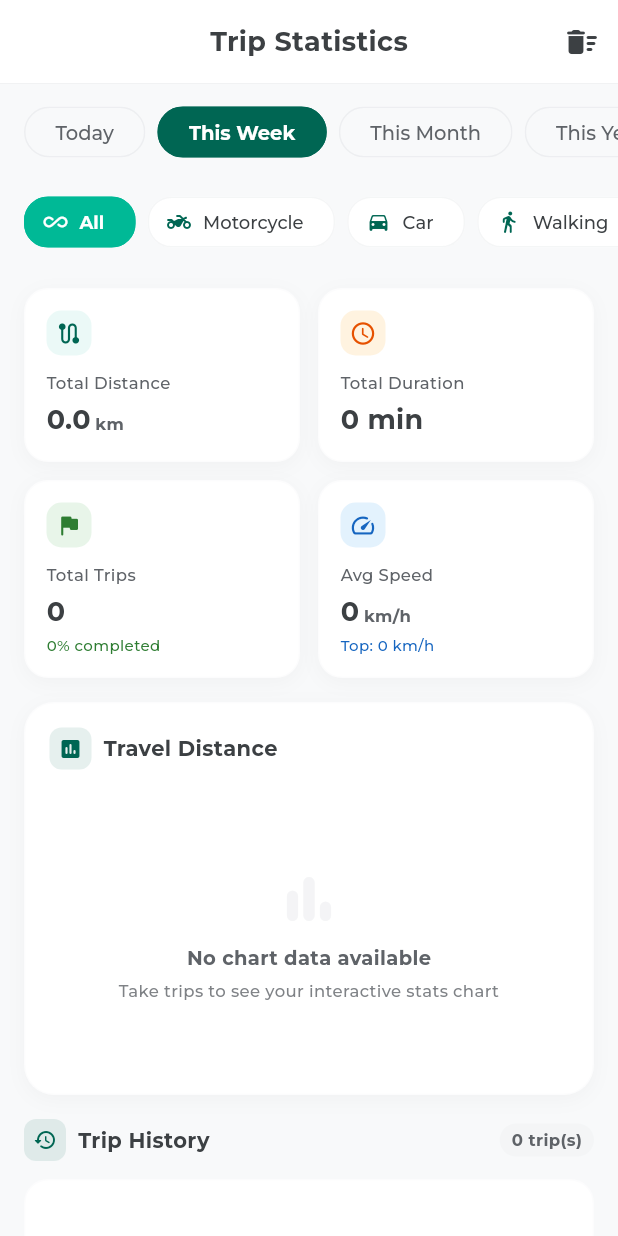
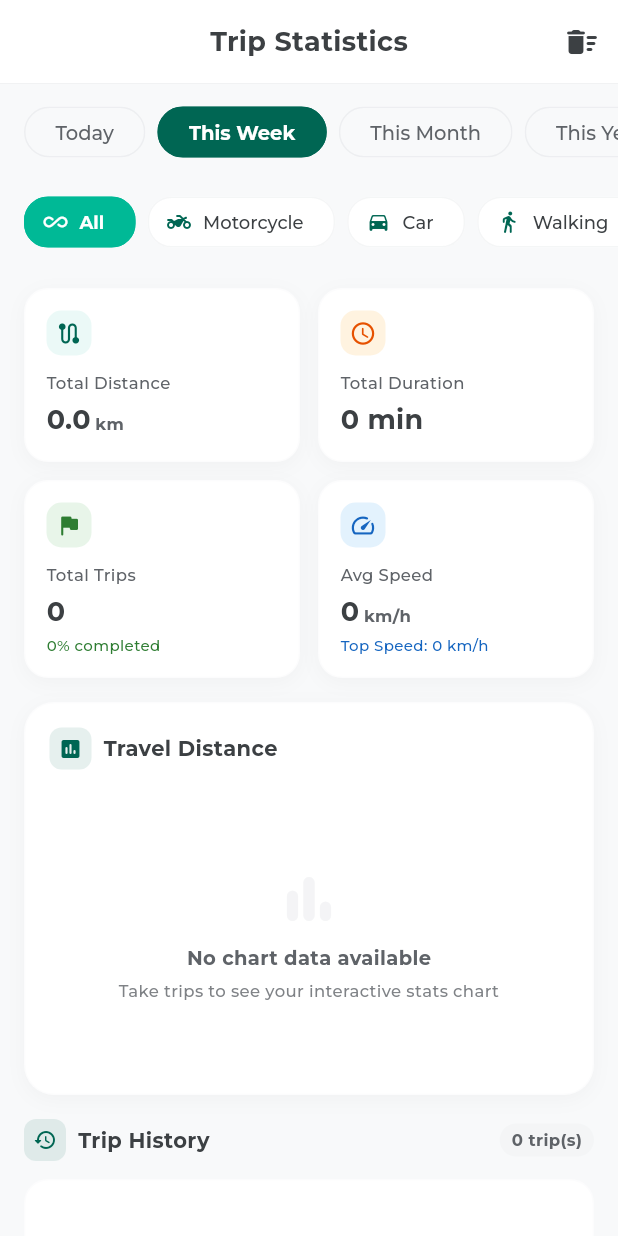
Before and after one commit to NhatNam15151515/S-Map, a Flutter app: the StatsScreen screen opened by its route, on a phone screen of 412 x 824 dp. Run offline on Flutter 3.47's test engine with Material 3 defaults, Android fonts, the phone set to English and light mode, and no system bars; our stand-ins replace another_flushbar, bloc, bloc_concurrency, cached_network_image, cloud_firestore, device_info_plus and 30 more; missing offline and left inert: maplibre_gl; accounts and stored records are empty; project files that could hold a hidden picture were left out.

Commit message:
refactor(stats): address review comments and polish error handling, localization, and test suites

```diff
--- a/assets/translations/en.json
+++ b/assets/translations/en.json
@@ -237,6 +237,7 @@
     "kpi_completion_rate": "{} completed",
     "chart_title": "Travel Distance",
     "chart_empty_title": "No chart data available",
+    "chart_trip_count": "{} trips",
     "chart_empty_desc": "Take trips to see your interactive stats chart",
     "history_title": "Trip History",
     "history_count": "{} trip(s)",
@@ -258,6 +259,7 @@
     "detail_unnamed_trip": "Unnamed Trip",
     "delete_trip_title": "Delete trip?",
     "delete_trip_desc": "Are you sure you want to delete this trip record?",
+    "delete_trip_btn": "Delete",
     "clear_all_title": "Clear all history?",
     "clear_all_desc": "All trip history records and statistics will be permanently removed.",
     "clear_all_btn": "Clear All",
--- a/assets/translations/vi.json
+++ b/assets/translations/vi.json
@@ -237,6 +237,7 @@
     "kpi_completion_rate": "{} hoàn thành",
     "chart_title": "Quãng đường di chuyển",
     "chart_empty_title": "Chưa có dữ liệu biểu đồ",
+    "chart_trip_count": "{} chuyến",
     "chart_empty_desc": "Thực hiện các chuyến đi để xem biểu đồ thống kê trực quan",
     "history_title": "Lịch sử chuyến đi",
     "history_count": "{} chuyến",
@@ -258,6 +259,7 @@
     "detail_unnamed_trip": "Chuyến đi không tên",
     "delete_trip_title": "Xóa chuyến đi?",
     "delete_trip_desc": "Bạn có chắc muốn xóa bản ghi chuyến đi này không?",
+    "delete_trip_btn": "Xóa",
     "clear_all_title": "Xóa toàn bộ lịch sử?",
     "clear_all_desc": "Tất cả bản ghi lịch sử chuyến đi và thống kê sẽ bị xóa vĩnh viễn.",
     "clear_all_btn": "Xóa tất cả",
--- a/lib/commons/cubits/route_profile_cubit/route_profile_cubit.dart
+++ b/lib/commons/cubits/route_profile_cubit/route_profile_cubit.dart
@@ -1,29 +1,27 @@
 import 'dart:async';
 import 'package:flutter_bloc/flutter_bloc.dart';
-import 'package:s_map/commons/cubits/route_profile_cubit/route_profile_state.dart';
 import 'package:s_map/commons/log/log.dart';
 import 'package:s_map/interfaces/interfaces.dart';
 import 'package:s_map/models/models.dart';
-import 'package:s_map/repos/repos.dart';
+import 'package:s_map/repos/trip_repository.dart';
+import 'package:s_map/services/services.dart';
+import 'route_profile_state.dart';
 
+export 'route_profile_state.dart';
+
+/// Cubit quản lý tính toán, lọc đa chiều và theo dõi số liệu thống kê hành trình
 class RouteProfileCubit extends Cubit<RouteProfileState> {
   final ITripRepository _repository;
   StreamSubscription<List<TripRecordModel>>? _watchSubscription;
-
   int _loadGeneration = 0;
   int _watchGeneration = 0;
   bool _isClosing = false;
 
-  /// Optional global default repository resolver set during bootstrap
-  static ITripRepository? defaultTripRepository;
-
-  RouteProfileCubit({
-    ITripRepository? repository,
-  })  : _repository = repository ??
-            defaultTripRepository ??
-            (AppReposProvider.isInitialized
-                ? AppReposProvider.instance.tripRepos
-                : const NoOpTripRepository()),
+  RouteProfileCubit({ITripRepository? repository})
+      : _repository = repository ??
+            TripRepositoryImpl(
+              tripService: TripServiceImpl.instance,
+            ),
         super(const RouteProfileState());
 
   @override
@@ -48,17 +46,40 @@ class RouteProfileCubit extends Cubit<RouteProfileState> {
     }
   }
 
+  /// Kiểm tra phương tiện có khớp với bộ lọc hay không (chuẩn hóa moped_vn, motorcycle, moped, foot, walking)
+  static bool _matchesProfile(String tripProfile, String filterProfile) {
+    final tripLower = tripProfile.toLowerCase().trim();
+    final filterLower = filterProfile.toLowerCase().trim();
+
+    if (filterLower == 'motorcycle' || filterLower == 'moped' || filterLower == 'moped_vn') {
+      return tripLower == 'motorcycle' || tripLower == 'moped' || tripLower == 'moped_vn';
+    }
+    if (filterLower == 'walking' || filterLower == 'foot') {
+      return tripLower == 'walking' || tripLower == 'foot';
+    }
+    if (filterLower == 'car') {
+      return tripLower == 'car';
+    }
+    return tripLower == filterLower;
+  }
+
+  /// Lọc danh sách chuyến đi theo vehicle profile
+  static List<TripRecordModel> _filterByProfile(
+    List<TripRecordModel> trips,
+    String? profileFilter,
+  ) {
+    if (profileFilter == null || profileFilter.trim().isEmpty) return trips;
+    return trips.where((t) => _matchesProfile(t.vehicleProfile, profileFilter)).toList();
+  }
+
   /// Lọc danh sách chuyến đi theo vehicle profile và khoảng thời gian
-  List<TripRecordModel> _applyFilter(
+  static List<TripRecordModel> _applyFilter(
     List<TripRecordModel> trips,
     String? profileFilter,
     StatsTimeRange timeRange,
   ) {
-    var result = trips;
-    if (profileFilter != null && profileFilter.isNotEmpty) {
-      result = result.where((t) => t.vehicleProfile == profileFilter).toList();
-    }
-    return TripChartData.filterTripsByTimeRange(result, timeRange);
+    final profileTrips = _filterByProfile(trips, profileFilter);
+    return TripChartData.filterTripsByTimeRange(profileTrips, timeRange);
   }
 
   /// Nạp danh sách chuyến đi và tính toán các chỉ số thống kê tổng hợp + biểu đồ
@@ -86,10 +107,7 @@ class RouteProfileCubit extends Cubit<RouteProfileState> {
       final filtered = _applyFilter(trips, activeProfileFilter, activeTimeRange);
       final stats = TripStatsModel.fromTrips(filtered);
 
-      // Tính toán chart data dựa trên vehicle profile đã lọc
-      final profileTrips = activeProfileFilter != null && activeProfileFilter.isNotEmpty
-          ? trips.where((t) => t.vehicleProfile == activeProfileFilter).toList()
-          : trips;
+      final profileTrips = _filterByProfile(trips, activeProfileFilter);
       final chartData = TripChartData.fromTrips(profileTrips, activeTimeRange);
 
       emit(state.copyWith(
@@ -123,9 +141,7 @@ class RouteProfileCubit extends Cubit<RouteProfileState> {
     final filtered = _applyFilter(state.allTrips, filter, state.timeRange);
     final stats = TripStatsModel.fromTrips(filtered);
 
-    final profileTrips = filter != null
-        ? state.allTrips.where((t) => t.vehicleProfile == filter).toList()
-        : state.allTrips;
+    final profileTrips = _filterByProfile(state.allTrips, filter);
     final chartData = TripChartData.fromTrips(profileTrips, state.timeRange);
 
     emit(state.copyWith(
@@ -145,9 +161,7 @@ class RouteProfileCubit extends Cubit<RouteProfileState> {
     final filtered = _applyFilter(state.allTrips, state.profileFilter, timeRange);
     final stats = TripStatsModel.fromTrips(filtered);
 
-    final profileTrips = state.profileFilter != null
-        ? state.allTrips.where((t) => t.vehicleProfile == state.profileFilter).toList()
-        : state.allTrips;
+    final profileTrips = _filterByProfile(state.allTrips, state.profileFilter);
     final chartData = TripChartData.fromTrips(profileTrips, timeRange);
 
     emit(state.copyWith(
@@ -167,6 +181,7 @@ class RouteProfileCubit extends Cubit<RouteProfileState> {
     } catch (e) {
       DLog.error('❌ [RouteProfileCubit] Error deleting trip $tripId: $e');
       emit(state.copyWith(
+        status: RouteProfileStatus.error,
         errorMessage: e.toString(),
       ));
     }
@@ -179,6 +194,7 @@ class RouteProfileCubit extends Cubit<RouteProfileState> {
     } catch (e) {
       DLog.error('❌ [RouteProfileCubit] Error clearing all trips: $e');
       emit(state.copyWith(
+        status: RouteProfileStatus.error,
         errorMessage: e.toString(),
       ));
     }
@@ -200,9 +216,7 @@ class RouteProfileCubit extends Cubit<RouteProfileState> {
           final filtered = _applyFilter(trips, state.profileFilter, state.timeRange);
           final stats = TripStatsModel.fromTrips(filtered);
 
-          final profileTrips = state.profileFilter != null
-              ? trips.where((t) => t.vehicleProfile == state.profileFilter).toList()
-              : trips;
+          final profileTrips = _filterByProfile(trips, state.profileFilter);
           final chartData = TripChartData.fromTrips(profileTrips, state.timeRange);
 
           emit(state.copyWith(
--- a/lib/models/routing/trip_stats_model.dart
+++ b/lib/models/routing/trip_stats_model.dart
@@ -67,6 +67,11 @@ class TripStatsModel extends Equatable {
       }
       tripsByProfile[trip.vehicleProfile] =
           (tripsByProfile[trip.vehicleProfile] ?? 0) + 1;
+      final normalized = _normalizeProfile(trip.vehicleProfile);
+      if (normalized != trip.vehicleProfile) {
+        tripsByProfile[normalized] =
+            (tripsByProfile[normalized] ?? 0) + 1;
+      }
     }
 
     final double avgSpeedKmh;
@@ -142,6 +147,20 @@ class TripStatsModel extends Equatable {
     );
   }
 
+  static String _normalizeProfile(String profile) {
+    final lower = profile.toLowerCase().trim();
+    if (lower == 'moped_vn' || lower == 'moped' || lower == 'motorcycle') {
+      return 'motorcycle';
+    }
+    if (lower == 'walking' || lower == 'foot') {
+      return 'walking';
+    }
+    if (lower == 'car') {
+      return 'car';
+    }
+    return lower;
+  }
+
   @override
   List<Object?> get props => [
         totalTrips,
--- a/lib/screens/stats/stats_screen.dart
+++ b/lib/screens/stats/stats_screen.dart
@@ -10,6 +10,7 @@ import 'package:s_map/routers/app_routes.dart';
 import 'package:s_map/screens/stats/widgets/widgets.dart';
 
 class StatsScreen extends StatefulWidget {
+  static const String path = AppRoutes.stats;
   final RouteProfileCubit? cubit;
 
   const StatsScreen({
@@ -56,6 +57,7 @@ class _StatsScreenState extends State<StatsScreen> {
             fontFamily: 'Montserrat',
             fontWeight: FontWeight.w700,
             fontSize: 16,
+            color: AppColors.onSurface,
           ),
         ),
         content: Text(
@@ -78,7 +80,7 @@ class _StatsScreenState extends State<StatsScreen> {
             key: const Key('confirm_clear_all_btn'),
             style: ElevatedButton.styleFrom(
               backgroundColor: AppColors.error,
-              foregroundColor: Colors.white,
+              foregroundColor: AppColors.white,
               shape: RoundedRectangleBorder(borderRadius: BorderRadius.circular(8)),
             ),
             onPressed: () => Navigator.of(dialogContext).pop(true),
--- a/lib/screens/stats/widgets/stats_distance_chart.dart
+++ b/lib/screens/stats/widgets/stats_distance_chart.dart
@@ -157,7 +157,10 @@ class StatsDistanceChart extends StatelessWidget {
                   ),
                   children: [
                     TextSpan(
-                      text: '${bar.tripCount} ${tr(LocaleKeys.stats_dashboard_history_count, args: ['']).trim()}',
+                      text: tr(
+                        LocaleKeys.stats_dashboard_chart_trip_count,
+                        args: ['${bar.tripCount}'],
+                      ),
                       style: const TextStyle(
                         fontFamily: 'Montserrat',
                         color: AppColors.sMapDarkTeal,
--- a/lib/screens/stats/widgets/stats_summary_cards.dart
+++ b/lib/screens/stats/widgets/stats_summary_cards.dart
@@ -76,7 +76,7 @@ class StatsSummaryCards extends StatelessWidget {
                   title: tr(LocaleKeys.stats_dashboard_kpi_avg_speed),
                   value: '${stats.avgSpeedKmh.round()}',
                   unit: 'km/h',
-                  subtitle: 'Top: ${stats.topSpeedKmh.round()} km/h',
+                  subtitle: '${tr(LocaleKeys.stats_dashboard_kpi_top_speed)}: ${stats.topSpeedKmh.round()} km/h',
                 ),
               ),
             ],
--- a/lib/screens/stats/widgets/stats_vehicle_filter_chips.dart
+++ b/lib/screens/stats/widgets/stats_vehicle_filter_chips.dart
@@ -14,6 +14,26 @@ class StatsVehicleFilterChips extends StatelessWidget {
     required this.onProfileSelected,
     this.profileCounts = const {},
   });
+
+  int _getCountForProfile(String? profile) {
+    if (profile == null) {
+      final motorcycle = (profileCounts['motorcycle'] ?? 0) +
+          (profileCounts['moped_vn'] ?? 0) +
+          (profileCounts['moped'] ?? 0);
+      final car = profileCounts['car'] ?? 0;
+      final walking = (profileCounts['walking'] ?? 0) + (profileCounts['foot'] ?? 0);
+      return motorcycle + car + walking;
+    }
+    if (profile == 'motorcycle') {
+      return (profileCounts['motorcycle'] ?? 0) +
+          (profileCounts['moped_vn'] ?? 0) +
+          (profileCounts['moped'] ?? 0);
+    }
+    if (profile == 'walking') {
+      return (profileCounts['walking'] ?? 0) + (profileCounts['foot'] ?? 0);
+    }
+    return profileCounts[profile] ?? 0;
+  }
 
   @override
   Widget build(BuildContext context) {
@@ -33,9 +53,7 @@ class StatsVehicleFilterChips extends StatelessWidget {
           final label = item.$2;
           final icon = item.$3;
           final isSelected = profile == selectedProfile;
-          final count = profile == null
-              ? profileCounts.values.fold(0, (a, b) => a + b)
-              : (profileCounts[profile] ?? 0);
+          final count = _getCountForProfile(profile);
 
           return Padding(
             padding: const EdgeInsets.only(right: 8),
@@ -44,7 +62,7 @@ class StatsVehicleFilterChips extends StatelessWidget {
               avatar: Icon(
                 icon,
                 size: 16,
-                color: isSelected ? Colors.white : AppColors.sMapDarkTeal,
+                color: isSelected ? AppColors.white : AppColors.sMapDarkTeal,
               ),
               label: Row(
                 mainAxisSize: MainAxisSize.min,
@@ -55,7 +73,7 @@ class StatsVehicleFilterChips extends StatelessWidget {
                       fontFamily: 'Montserrat',
                       fontSize: 12,
                       fontWeight: isSelected ? FontWeight.w600 : FontWeight.w500,
-                      color: isSelected ? Colors.white : AppColors.onSurface,
+                      color: isSelected ? AppColors.white : AppColors.onSurface,
                     ),
                   ),
                   if (count > 0) ...[
@@ -64,7 +82,7 @@ class StatsVehicleFilterChips extends StatelessWidget {
                       padding: const EdgeInsets.symmetric(horizontal: 5, vertical: 1),
                       decoration: BoxDecoration(
                         color: isSelected
-                            ? Colors.white.withValues(alpha: 0.25)
+                            ? AppColors.white.withValues(alpha: 0.25)
                             : AppColors.sMapDarkTeal.withValues(alpha: 0.12),
                         borderRadius: BorderRadius.circular(10),
                       ),
@@ -74,7 +92,7 @@ class StatsVehicleFilterChips extends StatelessWidget {
                           fontFamily: 'Montserrat',
                           fontSize: 10,
                           fontWeight: FontWeight.w600,
-                          color: isSelected ? Colors.white : AppColors.sMapDarkTeal,
+                          color: isSelected ? AppColors.white : AppColors.sMapDarkTeal,
                         ),
                       ),
                     ),
--- a/pubspec.yaml
+++ b/pubspec.yaml
@@ -6,7 +6,7 @@ publish_to: 'none'
 version: 1.0.0+1
 
 environment:
-  sdk: '>=3.2.3 <4.0.0'
+  sdk: '>=3.6.0 <4.0.0'
 
 dependencies:
   flutter:
```
Also changed, not shown: lib/models/routing/trip_chart_data.dart (+11 -3 lines), lib/routers/routers.dart (+8 -1 lines), lib/screens/stats/trip_detail_screen.dart (+15 -4 lines), lib/screens/stats/widgets/stats_trip_history_list.dart (+7 -2 lines), lib/generated/codegen_loader.g.dart, lib/generated/locale_keys.g.dart, 6 other files.
